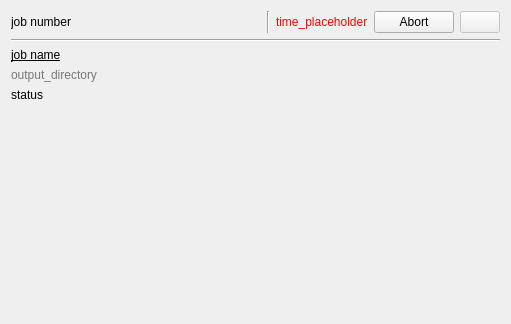
Above: ui/worker_widget.ui from EBSP-Indexer/EBSP-Indexer before the change. Below: the same form after it.
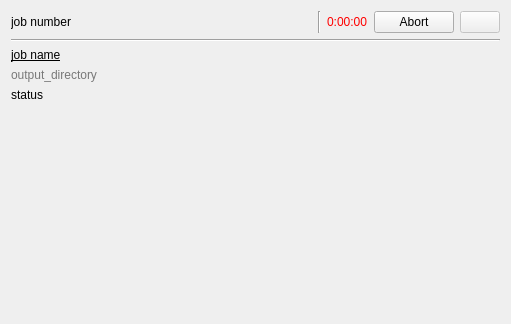
That is the form after the change. Icons and pictures are not drawn.

What changed in the file:
```diff
--- a/ui/worker_widget.ui
+++ b/ui/worker_widget.ui
@@ -52,7 +52,7 @@
         <string notr="true">color: rgb(255, 0, 0);</string>
        </property>
        <property name="text">
-        <string>time_placeholder</string>
+        <string>0:00:00</string>
        </property>
       </widget>
      </item>
```
Left out of the diff: 2 changed lines with no effect on the pictures.
